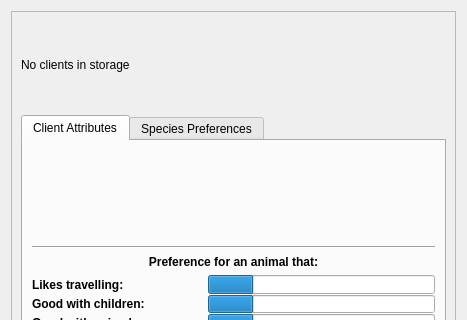
First picture: the form in deliverable2-code/viewclients.ui, repository ashleefoureyes/quackjaws, before the edit; both pictures show x 0 to 467 and y 0 to 320 of the 467 by 677 pixel window.
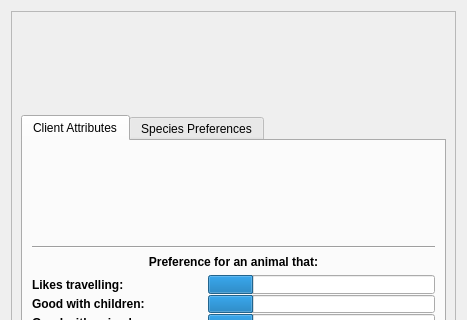
Second picture: the form after the edit. Icons and pictures are not drawn.

What changed in the file:
```diff
--- a/deliverable2-code/viewclients.ui
+++ b/deliverable2-code/viewclients.ui
@@ -23,7 +23,92 @@
    </size>
   </property>
   <property name="windowTitle">
-   <string>Dialog</string>
+   <string>View Clients</string>
+  </property>
+  <property name="windowIcon">
+   <iconset resource="mainicon.qrc">
+    <normaloff>:/new/icons/cuacs_icon.png</normaloff>:/new/icons/cuacs_icon.png</iconset>
+  </property>
+  <property name="styleSheet">
+   <string notr="true">QDialog{
+background-color:#191919;
+}
+
+Line{
+color:#fff;
+}
+
+QProgressBar{
+border: 2px solid grey;
+border-radius: 5px;
+}
+
+QProgressBar::chunk{
+background-color: #c23b22;
+}
+
+QPushButton{
+color: #fff;
+background-color:#c23b22;
+border-radius:7px;
+min-height: 20px;
+}
+
+QPushButton:hover{
+color:ccc;
+border-color:#2d89ef;
+border-width:2px;
+}
+
+QLabel{
+color: #ffffff
+}
+
+QTabWidget{
+background-color: #1d1d1d;
+}
+
+QTabWidget::pane{
+background-color: #1d1d1d;
+}
+
+QTabWidget QStackedWidget &gt; QWidget {
+background-color: #1d1d1d;
+}
+
+QLineEdit{
+border-radius: 4px;
+min-height: 20px;
+}
+
+QTabBar{
+background-color: #1d1d1d;
+}
+
+QTabBar::tab{
+background-color: #4d4d4d;
+border: 1px solid black;
+min-height: 15px;
+min-width: 100px;
+color: #ffffff;
+}
+
+QTabBar::tab:selected{
+background-color: #ffffff;
+color: #000000;
+}
+
+QTabBar::tab:hover{
+background-color: #aaaaaa;
+}
+
+QRadioButton{
+color: #ffffff;
+}
+
+QCheckBox{
+color: #ffffff;
+}</string>
   </property>
   <layout class="QGridLayout" name="gridLayout">
    <item row="0" column="0">
@@ -56,7 +141,7 @@
          </size>
         </property>
         <property name="text">
-         <string>No clients in storage</string>
+         <string/>
         </property>
         <property name="alignment">
          <set>Qt::AlignLeading|Qt::AlignLeft|Qt::AlignVCenter</set>
```
Left out of the diff: 4 changed lines with no effect on the pictures.
